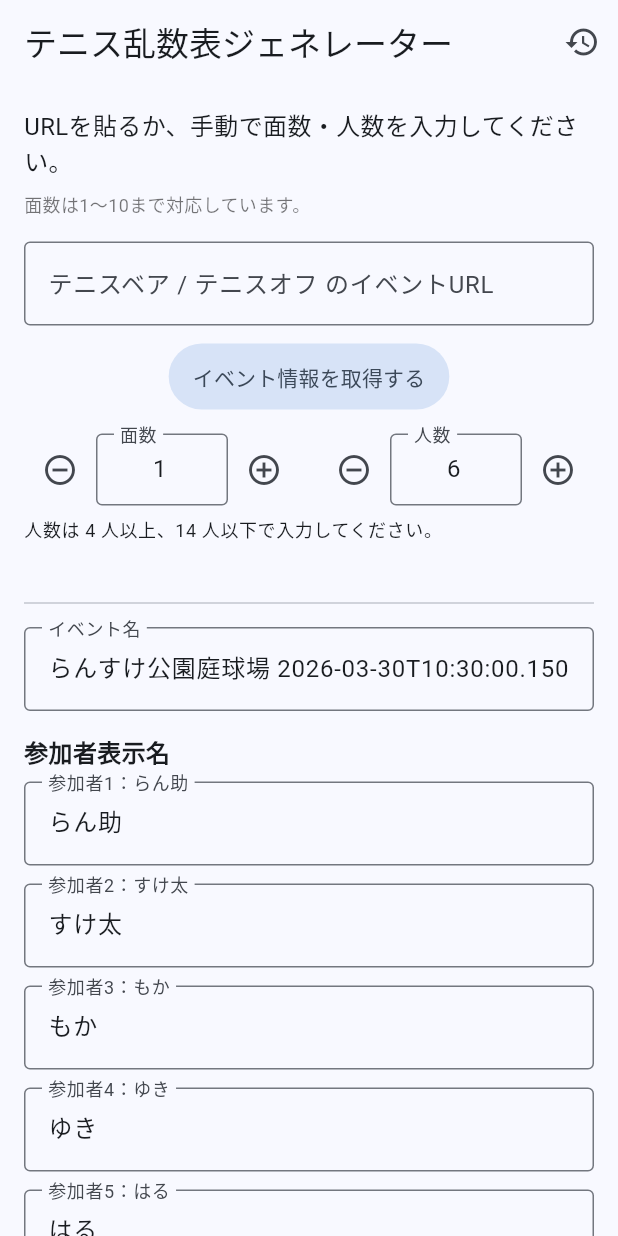
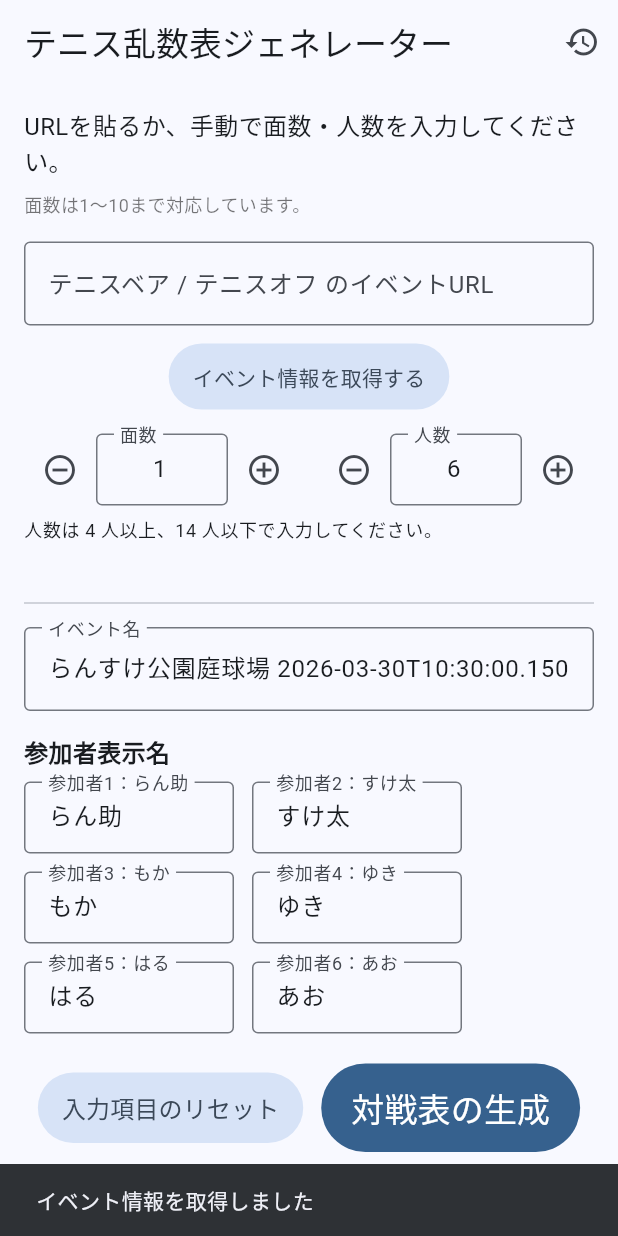
Before and after one commit to lee-esys/srp-lanske, a Flutter app: the screen it shows after launch, after a tap on "イベント情報を取得する", on a phone screen of 412 x 824 dp. Run offline on Flutter 3.47's test engine with Material 3 defaults, Android fonts, the light colour scheme and no system bars.

Commit message:
🧱 feat: refine home page form layout and feedback

```diff
--- a/lib/features/doubles_scheduler/presentation/home_page.dart
+++ b/lib/features/doubles_scheduler/presentation/home_page.dart
@@ -51,6 +51,17 @@ class _HomePageState extends State<HomePage> {
     }
 
     super.dispose();
+  }
+
+  void _showMessage(String message) {
+    final messenger = ScaffoldMessenger.of(context);
+    messenger.hideCurrentSnackBar();
+    messenger.showSnackBar(
+      SnackBar(
+        content: Text(message),
+        duration: const Duration(seconds: 2),
+      ),
+    );
   }
 
   void _syncCourtsController() {
@@ -150,6 +161,29 @@ class _HomePageState extends State<HomePage> {
     _setPlayers(current + 1);
   }
 
+  void _resetInputs() {
+    FocusScope.of(context).unfocus();
+
+    setState(() {
+      _loadedFromUrl = false;
+      _courts = 1;
+
+      _urlController.clear();
+      _eventNameController.clear();
+
+      _syncCourtsController();
+      _syncPlayersWithinRange(resetToDefault: true);
+      _syncDisplayNameControllers();
+
+      for (var i = 0; i < _displayNameControllers.length; i++) {
+        final defaultName = circledNumber(i + 1);
+        _defaultDisplayNames[i] = defaultName;
+        _sourceDisplayNames[i] = defaultName;
+        _displayNameControllers[i].text = defaultName;
+      }
+    });
+  }
+
   Future<void> _fetchEventInfo() async {
     if (_isLoadingEvent) return;
 
@@ -206,6 +240,18 @@ class _HomePageState extends State<HomePage> {
           _displayNameControllers[i].text = name;
         }
       });
+
+      _showMessage('イベント情報を取得しました');
+    } catch (_) {
+      final elapsed = DateTime.now().difference(startedAt);
+      const minLoading = Duration(milliseconds: 500);
+      if (elapsed < minLoading) {
+        await Future.delayed(minLoading - elapsed);
+      }
+
+      if (!mounted) return;
+      // TODO: イベント情報取得失敗時のエラーログを送る仕組みができたら、ここで例外内容も送る。adminにメール送信するのもあり。
+      _showMessage('イベント情報の取得に失敗しました');
     } finally {
       if (!mounted) return;
       setState(() {
@@ -253,6 +299,7 @@ class _HomePageState extends State<HomePage> {
     debugPrint('displayNames: $displayNames');
   }
 
+  // TODO: 分離・共通化できそうなUI部品は切り出す
   Widget _buildStepperField({
     required String label,
     required TextEditingController controller,
@@ -323,6 +370,35 @@ class _HomePageState extends State<HomePage> {
     );
   }
 
+  Widget _buildDisplayNameGrid() {
+    final items = List.generate(_displayNameControllers.length, (index) {
+      final sourceName = _sourceDisplayNames[index] ?? circledNumber(index + 1);
+      final labelSuffix = '：$sourceName';
+
+      return TextFormField(
+        controller: _displayNameControllers[index],
+        focusNode: _displayNameFocusNodes[index],
+        enabled: !_isLoadingEvent,
+        decoration: InputDecoration(
+          labelText: '参加者${participantLabelNumber(index)}$labelSuffix',
+          border: const OutlineInputBorder(),
+          isDense: true,
+        ),
+      );
+    });
+
+    return Wrap(
+      spacing: 12,
+      runSpacing: 12,
+      children: List.generate(items.length, (index) {
+        return SizedBox(
+          width: 140,
+          child: items[index],
+        );
+      }),
+    );
+  }
+
   Widget _buildDetailSection() {
     return Column(
       crossAxisAlignment: CrossAxisAlignment.start,
@@ -342,34 +418,37 @@ class _HomePageState extends State<HomePage> {
           style: TextStyle(fontSize: 16, fontWeight: FontWeight.bold),
         ),
         const SizedBox(height: 8),
-        ...List.generate(_displayNameControllers.length, (index) {
-          final sourceName = _sourceDisplayNames[index] ?? circledNumber(index + 1);
-          final labelSuffix = '：$sourceName';
-
-          return Padding(
-            padding: const EdgeInsets.only(bottom: 12),
-            child: TextFormField(
-              controller: _displayNameControllers[index],
-              focusNode: _displayNameFocusNodes[index],
-              enabled: !_isLoadingEvent,
-              decoration: InputDecoration(
-                labelText: '参加者${participantLabelNumber(index)}$labelSuffix',
-                border: const OutlineInputBorder(),
+        _buildDisplayNameGrid(),
+        const SizedBox(height: 20),
+        Row(
+          mainAxisAlignment: MainAxisAlignment.center,
+          children: [
+            FilledButton.tonal(
+              onPressed: _isLoadingEvent ? null : _resetInputs,
+              style: FilledButton.styleFrom(
+                minimumSize: Size.zero,
+                padding: const EdgeInsets.symmetric(horizontal: 16, vertical: 12),
+                tapTargetSize: MaterialTapTargetSize.shrinkWrap,
+              ),
+              child: const Text(
+                '入力項目のリセット',
+                style: TextStyle(fontSize: 16),
               ),
             ),
-          );
-        }),
-        const SizedBox(height: 8),
-        Center(
-          child: FilledButton(
-            onPressed: _generateSchedule,
-            style: FilledButton.styleFrom(
-              minimumSize: Size.zero,
-              padding: const EdgeInsets.symmetric(horizontal: 20, vertical: 12),
-              tapTargetSize: MaterialTapTargetSize.shrinkWrap,
+            const SizedBox(width: 12),
+            FilledButton(
+              onPressed: _isLoadingEvent ? null : _generateSchedule,
+              style: FilledButton.styleFrom(
+                minimumSize: Size.zero,
+                padding: const EdgeInsets.symmetric(horizontal: 20, vertical: 14),
+                tapTargetSize: MaterialTapTargetSize.shrinkWrap,
+              ),
+              child: const Text(
+                '対戦表の生成',
+                style: TextStyle(fontSize: 22),
+              ),
             ),
-            child: const Text('対戦表の生成'),
-          ),
+          ],
         ),
       ],
     );
```
